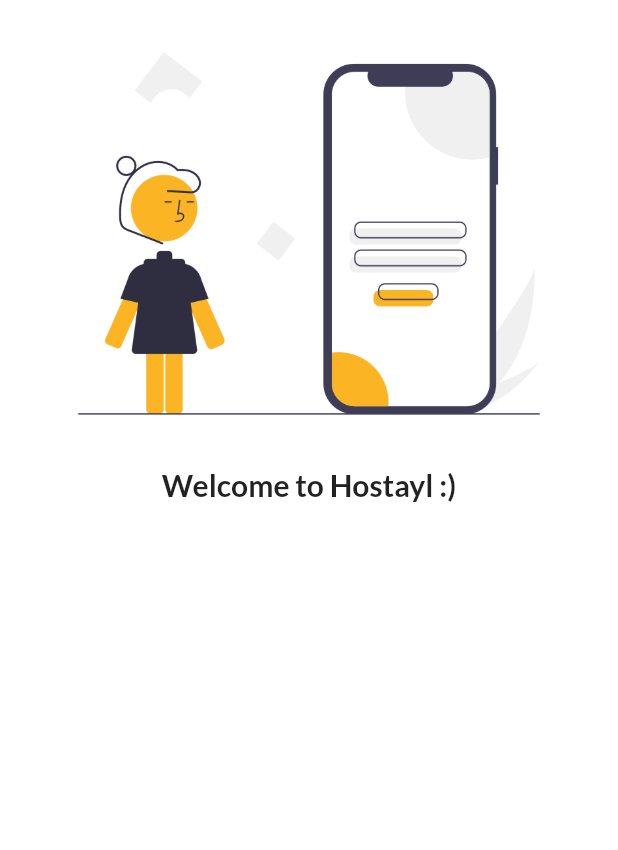
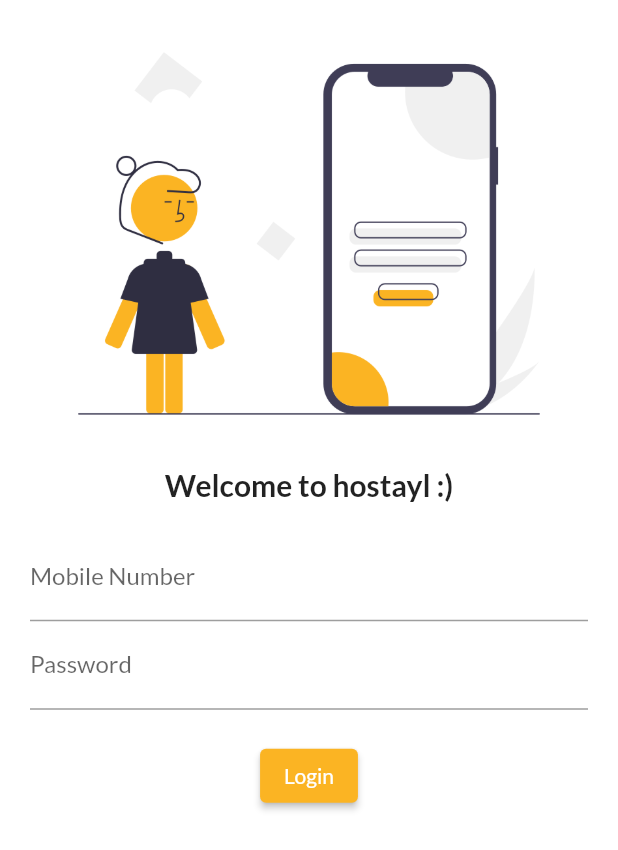
Before and after one commit to OmarZiauddin/flutter-basics, a Flutter app: the screen it shows after launch, on a phone screen of 412 x 824 dp. Shown: the top 850 px of the screen. Run offline on Flutter 3.47's test engine with Material 2 defaults, Android fonts, the phone set to English and light mode, and no system bars; our stand-ins replace google_fonts.

Commit message:
Day 4 completed

```diff
--- a/lib/main.dart
+++ b/lib/main.dart
@@ -14,12 +14,14 @@ class MyApp extends StatelessWidget {
   Widget build(BuildContext context) {
     return MaterialApp(
       theme: ThemeData(
-        primarySwatch: Colors.deepPurple,
+        colorScheme: ColorScheme.fromSwatch().copyWith(
+          primary: const Color(0xFFfbb423),
+          //secondary: const Color(0xFFfaeacb),
+        ),
         fontFamily: GoogleFonts.lato().fontFamily,
       ),
       darkTheme: ThemeData(brightness: Brightness.dark),
       themeMode: ThemeMode.light,
-
       //initialRoute: "/home",
       routes: {"/": (context) => LoginPage(), "/home": (context) => HomePage()},
     );
--- a/lib/pages/loginpage.dart
+++ b/lib/pages/loginpage.dart
@@ -7,11 +7,40 @@ class LoginPage extends StatelessWidget {
   Widget build(BuildContext context) {
     return Scaffold(
       backgroundColor: Colors.white,
-      body: Column(
-        children: [
-          Image.asset("assets/images/SignIn.png", fit: BoxFit.cover),
-          const Text("Welcome to Hostayl :)", style: TextStyle(fontSize: 20.0, fontWeight: FontWeight.bold),)
-        ],
+      body: SingleChildScrollView(
+        child: Column(
+          children: [
+            Image.asset("assets/images/SignIn.png", fit: BoxFit.cover),
+            const Text(
+              "Welcome to hostayl :)",
+              style: TextStyle(fontSize: 20.0, fontWeight: FontWeight.bold),
+            ),
+            Padding(
+              padding: const EdgeInsets.all(20.0),
+              child: Column(
+                children: [
+                  TextFormField(
+                    decoration: const InputDecoration(
+                      hintText: "Enter Mobile Number",
+                      labelText: "Mobile Number",
+                    ),
+                  ),
+                  TextFormField(
+                    obscureText: true,
+                    decoration: const InputDecoration(
+                      hintText: "Enter password",
+                      labelText: "Password",
+                    ),
+                  ),
+                  const SizedBox(
+                    height: 20.0,
+                  ),
+                  ElevatedButton(onPressed: () {}, child: const Text("Login"))
+                ],
+              ),
+            )
+          ],
+        ),
       ),
     );
   }
```
